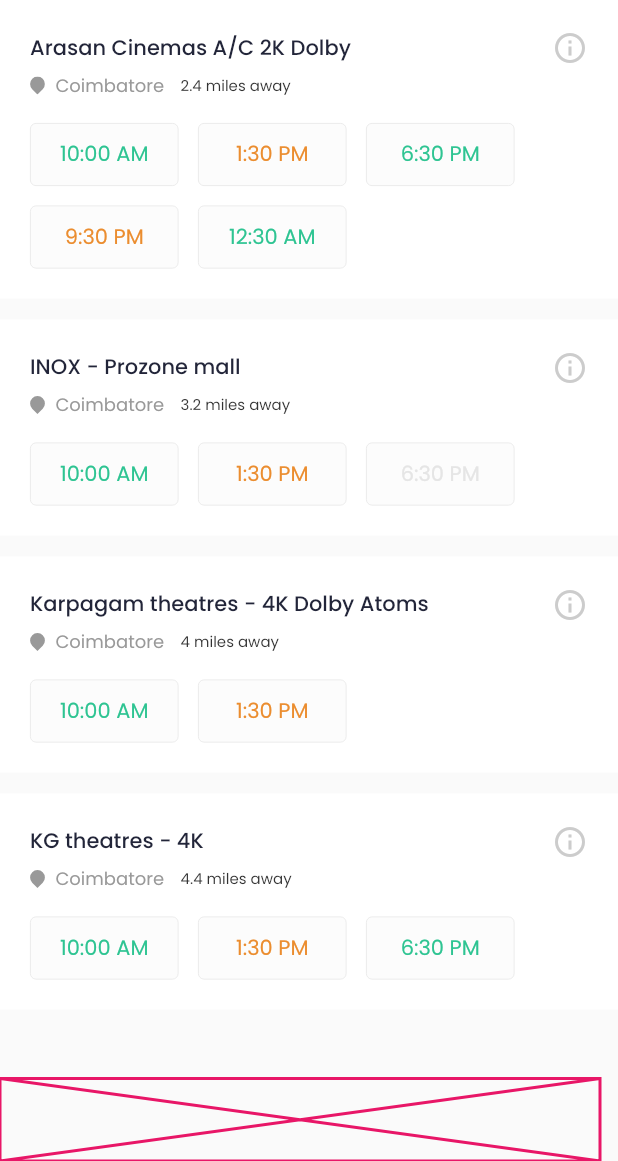
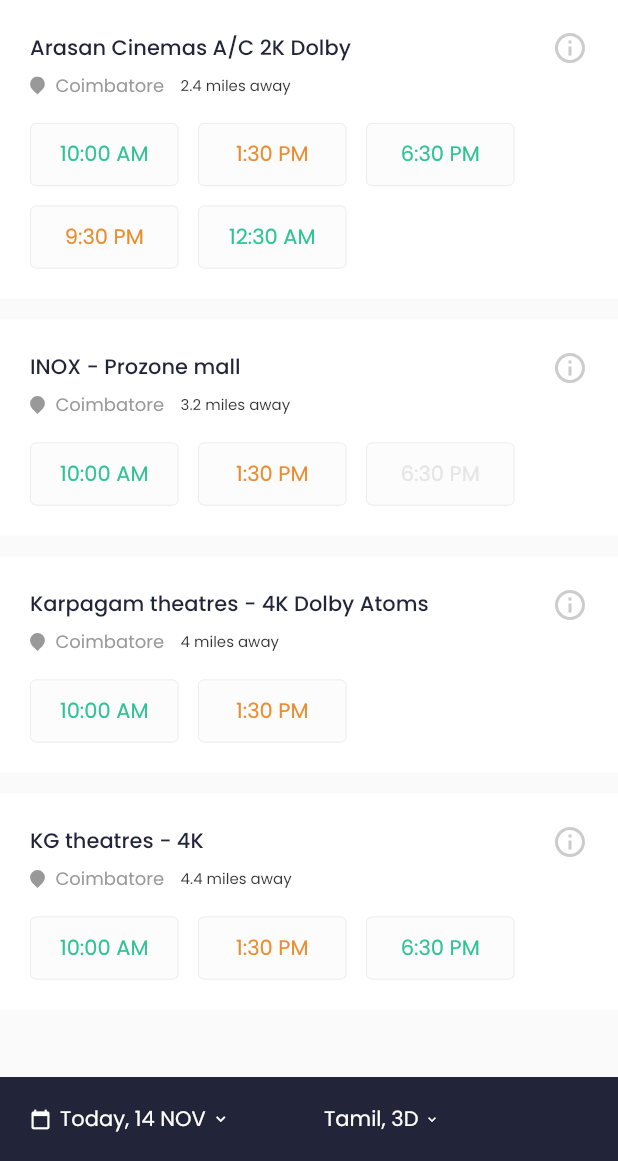
Before and after one commit to frozen-dev71/findseat, a Flutter app: the screen it shows after launch, on a phone screen of 412 x 824 dp, the part 75-1236 px from its top. Run offline on Flutter 3.47's test engine with Material 2 defaults, Android fonts, the phone set to English and light mode, and no system bars; our stand-ins replace dotted_border, flutter_svg, google_maps_flutter.

Commit message:
[BookCineTimeSlot] basically add btn today

```diff
--- a/lib/presentation/screen/booking/book_time_slot/sc_book_time_slot.dart
+++ b/lib/presentation/screen/booking/book_time_slot/sc_book_time_slot.dart
@@ -48,8 +48,13 @@ class BookTimeSlotScreen extends StatelessWidget {
     )
   ];
 
+  BuildContext _context;
+
   @override
   Widget build(BuildContext context) {
+
+    _context = context;
+
     return SafeArea(
       child: Scaffold(
         body: Container(
@@ -94,9 +99,40 @@ class BookTimeSlotScreen extends StatelessWidget {
   _buildBtnToday() {
     return Positioned(
       bottom: 0,
-      child: Placeholder(
-        color: COLOR_CONST.DEFAULT,
-        fallbackHeight: 55,
+      right: 0,
+      left: 0,
+      child: Container(
+        height: 56,
+        padding: EdgeInsets.only(left: 20),
+//        width: MediaQuery.of(_context).size.width,
+        color: COLOR_CONST.BLUE,
+        child: Row(
+          children: <Widget>[
+            Expanded(
+              child: Row(
+                children: <Widget>[
+                  Icon(Icons.calendar_today,
+                      color: COLOR_CONST.WHITE, size: 14),
+                  WidgetSpacer(width: 6),
+                  Text('Today, 14 NOV', style: FONT_CONST.REGULAR_WHITE_14),
+                  WidgetSpacer(width: 4),
+                  Icon(Icons.keyboard_arrow_down,
+                      color: COLOR_CONST.WHITE, size: 12)
+                ],
+              ),
+            ),
+            Expanded(
+              child: Row(
+                children: <Widget>[
+                  Text('Tamil, 3D', style: FONT_CONST.REGULAR_WHITE_14),
+                  WidgetSpacer(width: 4),
+                  Icon(Icons.keyboard_arrow_down,
+                      color: COLOR_CONST.WHITE, size: 10)
+                ],
+              ),
+            )
+          ],
+        ),
       ),
     );
   }
--- a/lib/presentation/screen/show_info/sc_show_info.dart
+++ b/lib/presentation/screen/show_info/sc_show_info.dart
@@ -1,12 +1,17 @@
 import 'package:find_seat/presentation/common_widgets/barrel_common_widgets.dart';
 import 'package:find_seat/presentation/custom_ui/custom_ui.dart';
+import 'package:find_seat/presentation/router.dart';
 import 'package:find_seat/presentation/screen/show_info/barrel_show_info.dart';
 import 'package:find_seat/utils/my_const/my_const.dart';
 import 'package:flutter/material.dart';
 
 class ShowInfoScreen extends StatelessWidget {
+  BuildContext _context;
+
   @override
   Widget build(BuildContext context) {
+    _context = context;
+
     return SafeArea(
       child: Scaffold(
         body: Stack(
@@ -52,9 +57,15 @@ class ShowInfoScreen extends StatelessWidget {
               Text('Book seats', style: FONT_CONST.MEDIUM_WHITE_16),
             ],
           ),
-          onPressed: () {},
+          onPressed: () {
+            openBookCineTimeSlot();
+          },
         ),
       ),
     );
   }
+
+  void openBookCineTimeSlot() {
+    Navigator.pushNamed(_context, Router.BOOK_TIME_SLOT);
+  }
 }
--- a/lib/utils/my_const/FONT_CONST.dart
+++ b/lib/utils/my_const/FONT_CONST.dart
@@ -28,6 +28,7 @@ class FONT_CONST {
   static final REGULAR_WHITE = REGULAR.copyWith(color: COLOR_CONST.WHITE);
   static final REGULAR_WHITE_10 = REGULAR_WHITE.copyWith(fontSize: 10);
   static final REGULAR_WHITE_12 = REGULAR_WHITE.copyWith(fontSize: 12);
+  static final REGULAR_WHITE_14 = REGULAR_WHITE.copyWith(fontSize: 14);
 
   static final REGULAR_GRAY1 = REGULAR.copyWith(color: COLOR_CONST.GRAY1);
   static final REGULAR_GRAY1_10 = REGULAR_GRAY1.copyWith(fontSize: 10);
```
